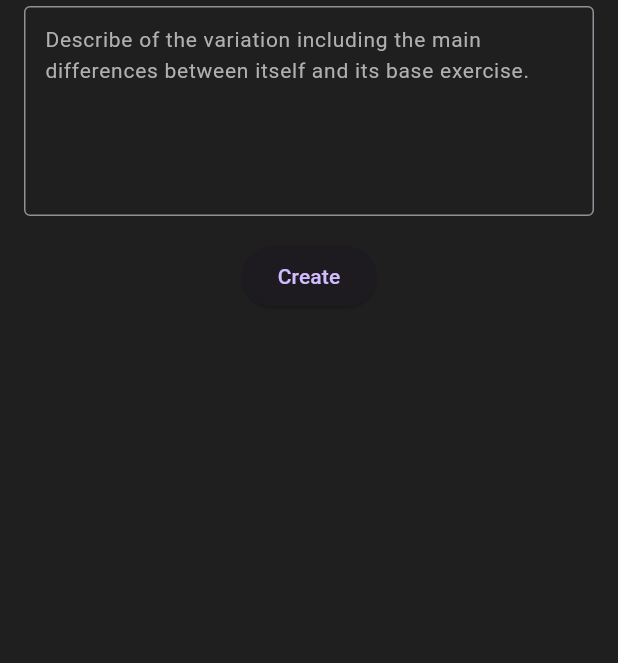
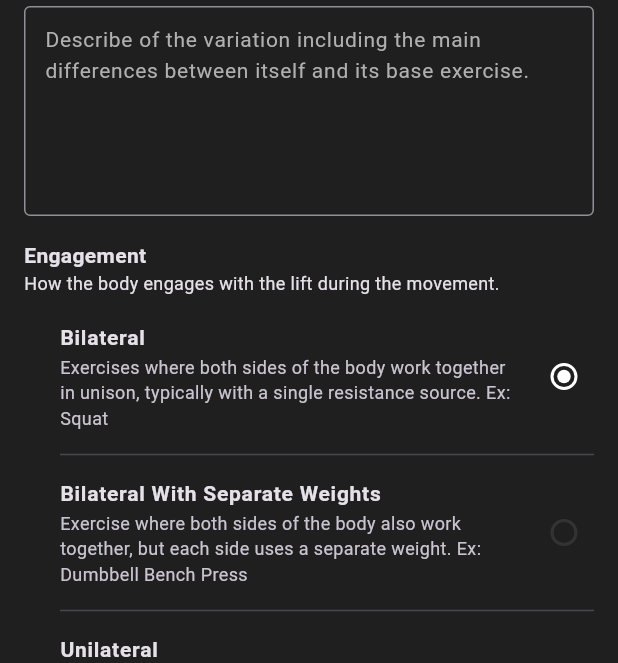
Before and after one commit to MattyD1/flex_workout_logger, a Flutter app: the ExercisesCreateScreen screen opened by its route, item 2 of the bottom bar chosen, on a phone screen of 412 x 824 dp, the part 573-1236 px from its top. Run offline on Flutter 3.47's test engine with Material 3 defaults, Android fonts, the phone set to English and light mode, and no system bars; drawn by our look-alikes of custom_sliding_segmented_control; our stand-ins replace flutter_riverpod, flutter_slidable, fpdart, freezed_annotation, go_router, realm and 1 more; generated files the repository leaves out were written again; statements that could not run were skipped.

Commit message:
Fixed issue with validation
Removed old selection sheet
Updated validation error
Updated exercise input list

```diff
--- a/lib/features/exercises/domain/validations/exercise_base_exercise.dart
+++ b/lib/features/exercises/domain/validations/exercise_base_exercise.dart
@@ -7,11 +7,11 @@ import 'package:fpdart/fpdart.dart';
 class ExerciseBaseExercise extends Validation<ExerciseEntity?> {
   ///
   factory ExerciseBaseExercise(
-    ExerciseEntity? currentExercise,
+    String? currentExerciseId,
     ExerciseEntity? baseExercise,
   ) {
     return ExerciseBaseExercise._(
-      _validate(currentExercise, baseExercise),
+      _validate(currentExerciseId, baseExercise),
     );
   }
 
@@ -23,7 +23,7 @@ class ExerciseBaseExercise extends Validation<ExerciseEntity?> {
 }
 
 Either<Failure, ExerciseEntity?> _validate(
-  ExerciseEntity? currentExercise,
+  String? currentExerciseId,
   ExerciseEntity? baseExercise,
 ) {
   if (baseExercise == null) {
@@ -38,8 +38,7 @@ Either<Failure, ExerciseEntity?> _validate(
     );
   }
 
-  // TODO: Fix: doesnt work as intended
-  if (currentExercise?.id == baseExercise.id) {
+  if (currentExerciseId == baseExercise.id) {
     return left(
       const Failure.unprocessableEntity(
         message: 'The base exercise can not be the same as the parent exercise',
--- a/lib/features/exercises/ui/widgets/exercise_create_form.dart
+++ b/lib/features/exercises/ui/widgets/exercise_create_form.dart
@@ -1,18 +1,16 @@
 import 'package:flex_workout_logger/config/theme/app_layout.dart';
 import 'package:flex_workout_logger/features/exercises/controllers/exercises_create_controller.dart';
 import 'package:flex_workout_logger/features/exercises/controllers/exercises_list_controller.dart';
-import 'package:flex_workout_logger/features/exercises/controllers/exercises_view_controller.dart';
 import 'package:flex_workout_logger/features/exercises/domain/entities/exercise_entity.dart';
 import 'package:flex_workout_logger/features/exercises/domain/validations/exercise_base_exercise.dart';
 import 'package:flex_workout_logger/features/exercises/domain/validations/exercise_description.dart';
 import 'package:flex_workout_logger/features/exercises/domain/validations/exercise_engagement.dart';
 import 'package:flex_workout_logger/features/exercises/domain/validations/exercise_name.dart';
 import 'package:flex_workout_logger/features/exercises/domain/validations/exercise_style.dart';
-import 'package:flex_workout_logger/features/exercises/ui/widgets/base_exercise_selection.dart';
-import 'package:flex_workout_logger/widgets/ui/selection_sheet.dart';
 import 'package:flex_workout_logger/features/exercises/ui/widgets/variation_segment_controller.dart';
 import 'package:flex_workout_logger/utils/ui_extensions.dart';
 import 'package:flex_workout_logger/widgets/ui/radio_list.dart';
+import 'package:flex_workout_logger/widgets/ui/selection_sheet.dart';
 import 'package:flex_workout_logger/widgets/ui/textfield.dart';
 import 'package:flutter/material.dart';
 import 'package:flutter_riverpod/flutter_riverpod.dart';
@@ -64,7 +62,9 @@ class _ExerciseCreateFormState extends ConsumerState<ExerciseCreateForm> {
       );
     });
 
-    final variationExercises = ref.read(exercisesListControllerProvider);
+    final variationExercises = ref
+        .read(exercisesListControllerProvider.notifier)
+        .getBaseExerciseList();
 
     final res = ref.watch(exercisesCreateControllerProvider);
     final errorText = res.maybeWhen(
@@ -133,62 +133,62 @@ class _ExerciseCreateFormState extends ConsumerState<ExerciseCreateForm> {
             readOnly: isLoading,
             isTextArea: true,
           ),
-          // const SizedBox(height: AppLayout.defaultPadding),
-          // SizedBox(
-          //   width: double.infinity,
-          //   child: Column(
-          //     crossAxisAlignment: CrossAxisAlignment.start,
-          //     children: [
-          //       Text(
-          //         'Engagement',
-          //         style: context.textTheme.label,
-          //       ),
-          //       const Text(
-          //         'How the body engages with the lift during the movement.',
-          //         style: TextStyle(fontSize: 12),
-          //       ),
-          //     ],
-          //   ),
-          // ),
-          // const SizedBox(height: AppLayout.smallPadding),
-          // RadioList<Engagement>(
-          //   selectedValue: Engagement.bilateral,
-          //   onSelected: (Engagement? value) {
-          //     setState(() {
-          //       _engagement = value;
-          //     });
-          //   },
-          //   values: Engagement.values.toList(),
-          //   groupValue: _engagement,
-          // ),
-          // const SizedBox(height: AppLayout.defaultPadding),
-          // SizedBox(
-          //   width: double.infinity,
-          //   child: Column(
-          //     crossAxisAlignment: CrossAxisAlignment.start,
-          //     children: [
-          //       Text(
-          //         'Style',
-          //         style: context.textTheme.label,
-          //       ),
-          //       const Text(
-          //         'What is the style of the exercise.',
-          //         style: TextStyle(fontSize: 12),
-          //       ),
-          //     ],
-          //   ),
-          // ),
-          // const SizedBox(height: AppLayout.smallPadding),
-          // RadioList<Style>(
-          //   selectedValue: Style.reps,
-          //   onSelected: (Style? value) {
-          //     setState(() {
-          //       _style = value;
-          //     });
-          //   },
-          //   values: Style.values.toList(),
-          //   groupValue: _style,
-          // ),
+          const SizedBox(height: AppLayout.defaultPadding),
+          SizedBox(
+            width: double.infinity,
+            child: Column(
+              crossAxisAlignment: CrossAxisAlignment.start,
+              children: [
+                Text(
+                  'Engagement',
+                  style: context.textTheme.label,
+                ),
+                const Text(
+                  'How the body engages with the lift during the movement.',
+                  style: TextStyle(fontSize: 12),
+                ),
+              ],
+            ),
+          ),
+          const SizedBox(height: AppLayout.smallPadding),
+          RadioList<Engagement>(
+            selectedValue: Engagement.bilateral,
+            onSelected: (Engagement? value) {
+              setState(() {
+                _engagement = value;
+              });
+            },
+            values: Engagement.values.toList(),
+            groupValue: _engagement,
+          ),
+          const SizedBox(height: AppLayout.defaultPadding),
+          SizedBox(
+            width: double.infinity,
+            child: Column(
+              crossAxisAlignment: CrossAxisAlignment.start,
+              children: [
+                Text(
+                  'Style',
+                  style: context.textTheme.label,
+                ),
+                const Text(
+                  'What is the style of the exercise.',
+                  style: TextStyle(fontSize: 12),
+                ),
+              ],
+            ),
+          ),
+          const SizedBox(height: AppLayout.smallPadding),
+          RadioList<Style>(
+            selectedValue: Style.reps,
+            onSelected: (Style? value) {
+              setState(() {
+                _style = value;
+              });
+            },
+            values: Style.values.toList(),
+            groupValue: _style,
+          ),
           const SizedBox(height: AppLayout.defaultPadding),
           ElevatedButton(
             onPressed: isLoading
--- a/lib/widgets/ui/selection_sheet.dart
+++ b/lib/widgets/ui/selection_sheet.dart
@@ -1,6 +1,5 @@
 import 'package:flex_workout_logger/config/theme/app_layout.dart';
 import 'package:flex_workout_logger/features/exercises/domain/entities/exercise_entity.dart';
-import 'package:flex_workout_logger/features/exercises/infrastructure/schema.dart';
 import 'package:flex_workout_logger/features/exercises/ui/widgets/exercise_card.dart';
 import 'package:flex_workout_logger/utils/ui_extensions.dart';
 import 'package:flutter/cupertino.dart';
@@ -15,11 +14,13 @@ class SelectionSheet<T extends ExerciseEntity> extends FormField<T> {
     required ValueChanged<T> onChanged,
     String? hintText,
     String? labelText,
+    T? initialValue,
     Key? key,
     FormFieldValidator<T>? validator,
   }) : super(
           key: key,
           validator: validator,
+          initialValue: initialValue,
           builder: (state) {
             final selectedItem =
                 items.where((element) => element.value == state.value).toList();
```
Also changed, not shown: lib/features/exercises/ui/widgets/base_exercise_selection.dart (deleted, +0 -137 lines), lib/features/exercises/ui/widgets/exercise_edit_form.dart (+18 -15 lines).
